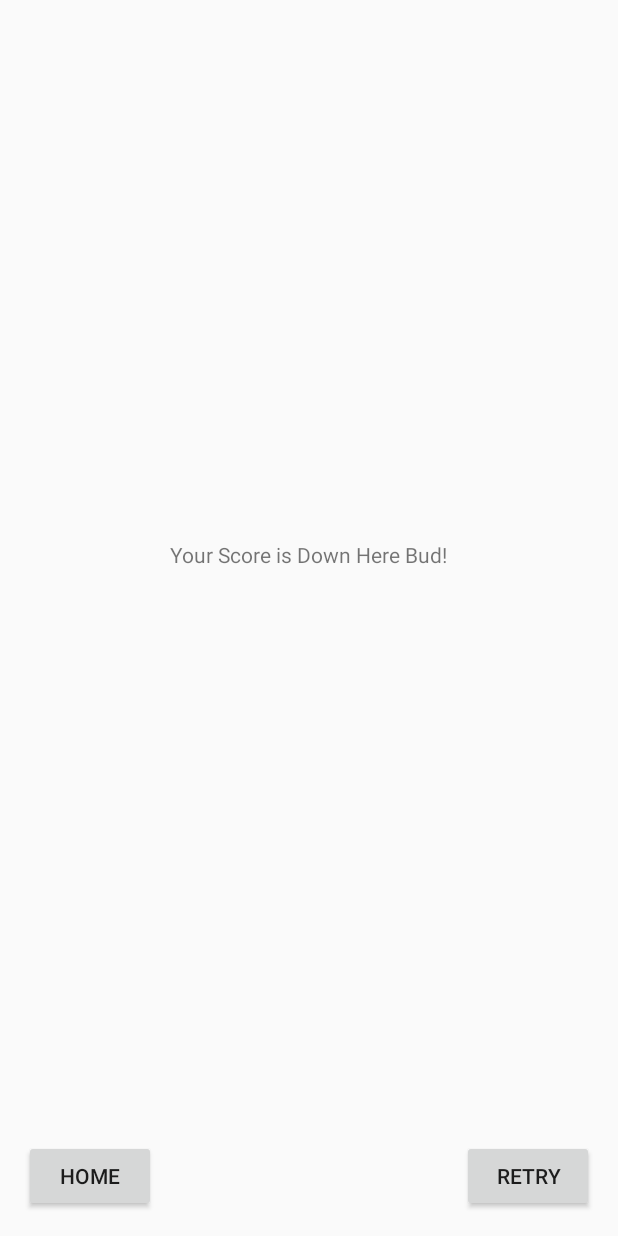
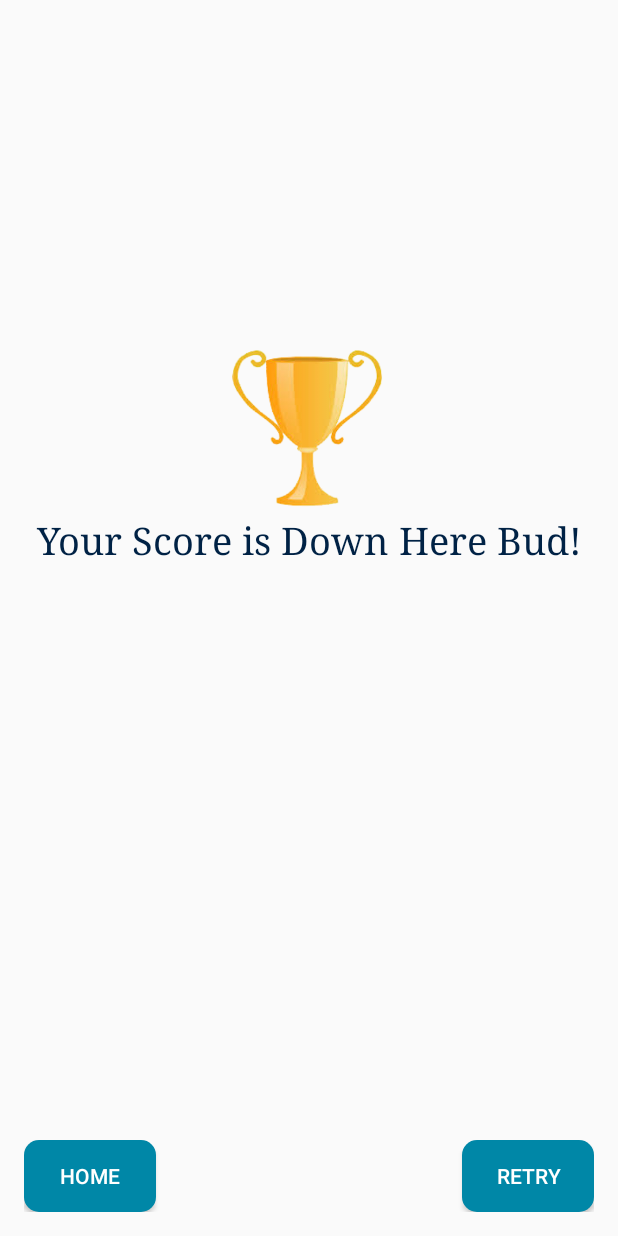
Before and after one commit to divarismawan/DeathMath, an Android app: the layout activity_pop_up.xml on its own in the app's theme, with its tools: preview values and no code run, on a phone screen of 412 x 824 dp. Run offline under Robolectric (Android 15) with nearby library versions, the light colour scheme and no system bars.

Commit message:
update pop up

```diff
--- a/app/src/main/java/c/google/deathmath/FrontActivity.java
+++ b/app/src/main/java/c/google/deathmath/FrontActivity.java
@@ -17,4 +17,8 @@ public class FrontActivity extends AppCompatActivity {
         Intent intent = new Intent(getApplicationContext(),DifficultyActivity.class);
         startActivity(intent);
     }
+    public void closeAplication(View view){
+        finish();
+        moveTaskToBack(true);
+    }
 }
--- /dev/null
+++ b/app/src/main/res/drawable/background_pop.xml
@@ -0,0 +1,11 @@
+<?xml version="1.0" encoding="utf-8"?>
+<shape xmlns:android="http://schemas.android.com/apk/res/android">
+
+    <solid
+        android:color="#0087a7"
+        />
+    <corners
+        android:radius="10dp"
+        />
+
+</shape>
--- a/app/src/main/res/layout/activity_front.xml
+++ b/app/src/main/res/layout/activity_front.xml
@@ -26,6 +26,7 @@
         android:background="@drawable/background_btn"
         />
     <Button
+        android:onClick="closeAplication"
         android:layout_width="150dp"
         android:layout_height="wrap_content"
         android:text="Exit"
--- a/app/src/main/res/layout/activity_pop_up.xml
+++ b/app/src/main/res/layout/activity_pop_up.xml
@@ -6,8 +6,17 @@
     android:layout_width="match_parent"
     android:layout_height="match_parent"
     android:padding="16dp"
-    tools:context="c.google.deathmath.PopUpActivity">
-
+    tools:context="c.google.deathmath.PopUpActivity"
+    >
+    <ImageView
+        android:id="@+id/champion"
+        android:paddingTop="34dp"
+        android:layout_width="150dp"
+        android:layout_height="150dp"
+        android:src="@drawable/champion2"
+        android:layout_centerHorizontal="true"
+        android:layout_above="@id/tv_header"
+        />
     <TextView
         android:id="@+id/tv_header"
         android:layout_width="wrap_content"
@@ -15,6 +24,10 @@
         android:text="Your Score is Down Here Bud!"
         android:layout_above="@+id/tv_score_pop"
         android:layout_centerHorizontal="true"
+        android:textSize="25sp"
+        android:textColor="@color/colorPrimaryDark"
+        android:gravity="center_horizontal"
+        android:fontFamily="serif"
         />
     <TextView
         android:id="@+id/tv_score_pop"
@@ -22,8 +35,9 @@
         android:layout_width="wrap_content"
         android:layout_height="wrap_content"
         android:layout_marginTop="16dp"
-        android:textSize="24sp"
+        android:textSize="28sp"
         android:text=""
+        android:textColor="@color/colorPrimaryDark"
         android:layout_centerInParent="true"
         />
 
@@ -33,14 +47,21 @@
         android:layout_height="wrap_content"
         android:layout_alignParentBottom="true"
         android:layout_alignParentLeft="true"
-        android:text="Home"/>
+        android:text="Home"
+        android:textColor="#fff"
+        android:textSize="14sp"
+        android:background="@drawable/background_pop"/>
     <Button
         android:id="@+id/btn_retry"
         android:layout_width="wrap_content"
         android:layout_height="wrap_content"
         android:layout_alignParentBottom="true"
         android:layout_alignParentRight="true"
-        android:text="retry"/>
+        android:text="retry"
+        android:textSize="14sp"
+        android:textColor="#fff"
+        android:background="@drawable/background_pop"
+        />
 
 
 </RelativeLayout>
```
Also changed, not shown: app/src/main/res/layout/activity_game.xml (+4 -4 lines), app/src/main/res/layout/activity_pop_up_back.xml (+16 -1 lines), app/src/main/res/drawable/champion2.png (added), app/src/main/res/drawable/seru.png (added).
